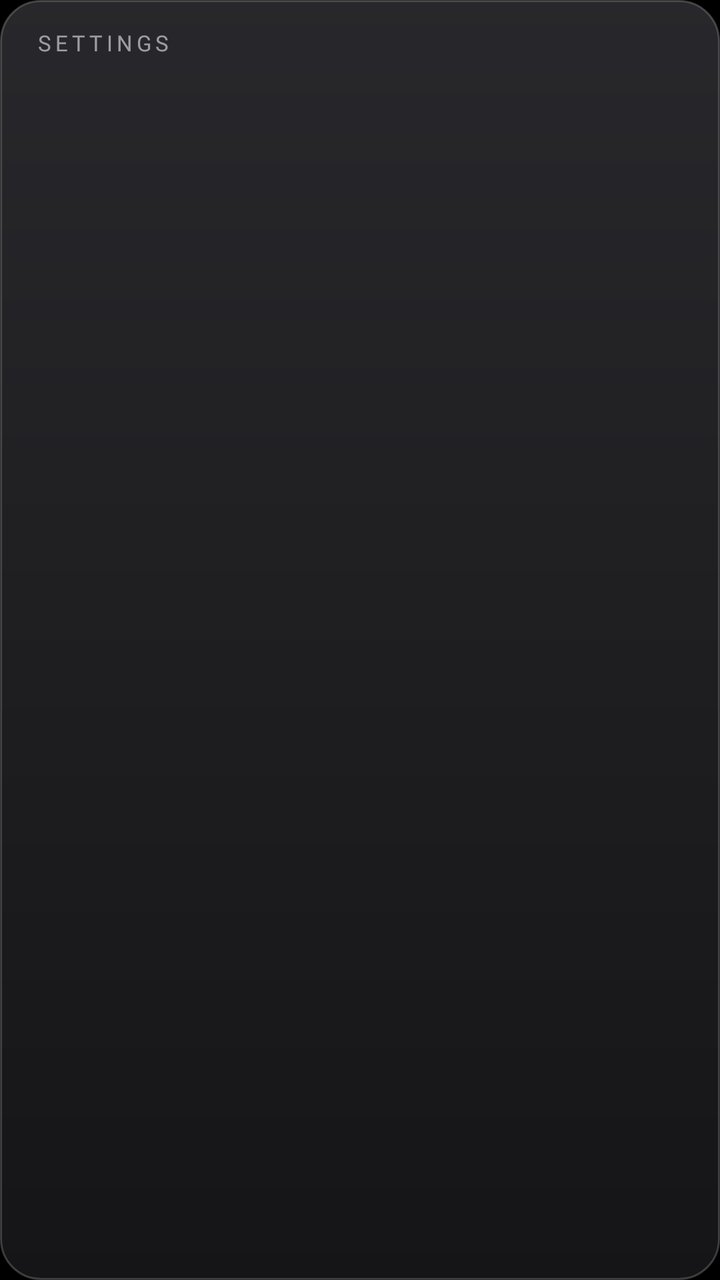
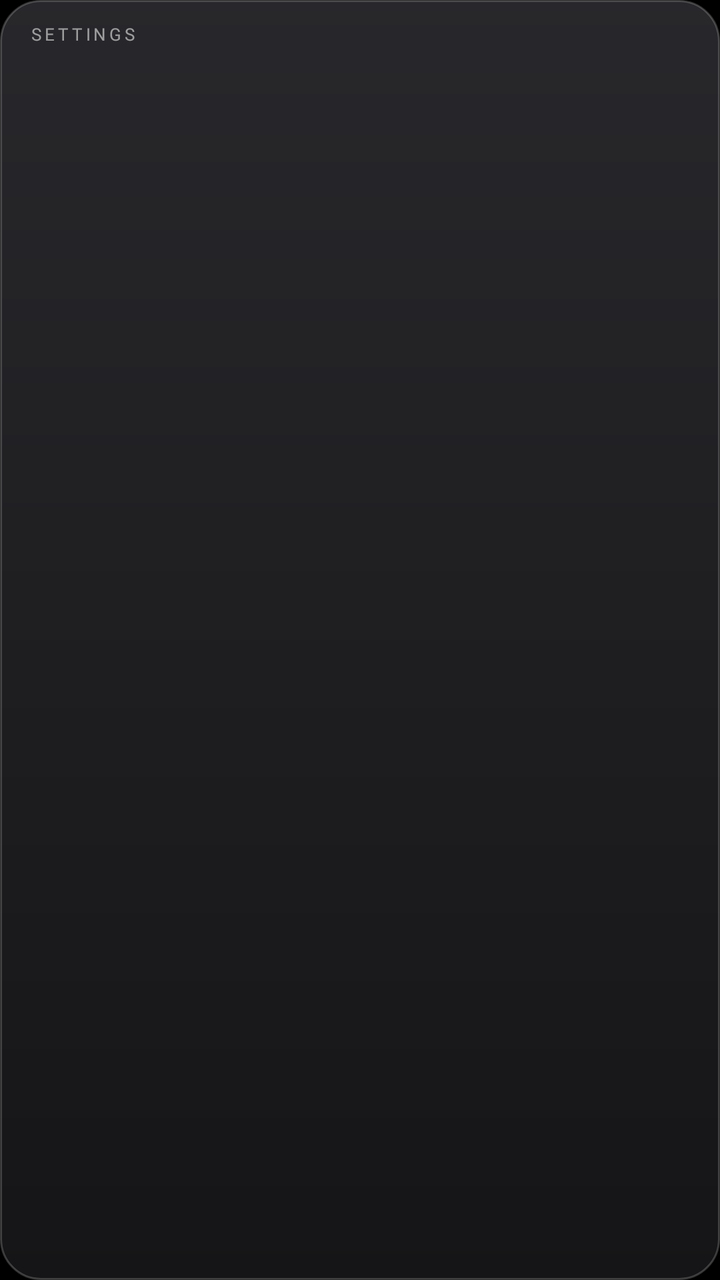

Before-and-after screenshots of an Android layout around one commit, followed by the original layout XML and the change that was made.
<!-- AndroidManifest.xml: application theme Theme.TvHome -->
<!-- res/layout/popup_settings.xml -->
<?xml version="1.0" encoding="utf-8"?>
<LinearLayout xmlns:android="http://schemas.android.com/apk/res/android"
    android:id="@+id/panel"
    android:layout_width="match_parent"
    android:layout_height="wrap_content"
    android:orientation="vertical"
    android:background="@drawable/glass_panel"
    android:padding="6dp"
    android:elevation="12dp">

    <TextView
        android:layout_width="match_parent"
        android:layout_height="wrap_content"
        android:paddingStart="12dp"
        android:paddingEnd="12dp"
        android:paddingTop="8dp"
        android:paddingBottom="6dp"
        android:text="@string/settings"
        android:textColor="#8CFFFFFF"
        android:textSize="11sp"
        android:fontFamily="@font/outfit"
        android:fontVariationSettings="'wght' 500"
        android:letterSpacing="0.18"
        android:textAllCaps="true" />

    <LinearLayout
        android:id="@+id/rows"
        android:layout_width="match_parent"
        android:layout_height="wrap_content"
        android:orientation="vertical" />
</LinearLayout>
<!-- resources referenced by this layout -->
<resources>
  <!-- drawable glass_panel (drawable) -->
  <?xml version="1.0" encoding="utf-8"?>
  <layer-list xmlns:android="http://schemas.android.com/apk/res/android">
      <item>
          <shape android:shape="rectangle">
              <gradient android:angle="270" android:startColor="#F22A2A2E" android:endColor="#F5161618" />
              <stroke android:width="1dp" android:color="#33FFFFFF" />
              <corners android:radius="20dp" />
          </shape>
      </item>
  </layer-list>
  <string name="settings">Settings</string>
  <style name="Theme.TvHome" parent="android:Theme.Material.NoActionBar.Fullscreen">
          <item name="android:windowBackground">@android:color/black</item>
          <item name="android:colorBackground">@android:color/black</item>
          <item name="android:windowAnimationStyle">@null</item>
      </style>
</resources>

<!-- the commit's change to res/layout/popup_settings.xml (unified diff, before → after) -->
@@ -5,27 +5,36 @@
     android:layout_height="wrap_content"
     android:orientation="vertical"
     android:background="@drawable/glass_panel"
-    android:padding="6dp"
+    android:padding="5dp"
     android:elevation="12dp">
 
     <TextView
         android:layout_width="match_parent"
         android:layout_height="wrap_content"
-        android:paddingStart="12dp"
+        android:paddingStart="10dp"
         android:paddingEnd="12dp"
-        android:paddingTop="8dp"
-        android:paddingBottom="6dp"
+        android:paddingTop="6dp"
+        android:paddingBottom="4dp"
         android:text="@string/settings"
         android:textColor="#8CFFFFFF"
-        android:textSize="11sp"
+        android:textSize="8.5sp"
         android:fontFamily="@font/outfit"
         android:fontVariationSettings="'wght' 500"
         android:letterSpacing="0.18"
         android:textAllCaps="true" />
 
-    <LinearLayout
-        android:id="@+id/rows"
+    
+    <ScrollView
+        android:id="@+id/scroll"
         android:layout_width="match_parent"
         android:layout_height="wrap_content"
-        android:orientation="vertical" />
+        android:scrollbars="none"
+        android:overScrollMode="never">
+
+        <LinearLayout
+            android:id="@+id/rows"
+            android:layout_width="match_parent"
+            android:layout_height="wrap_content"
+            android:orientation="vertical" />
+    </ScrollView>
 </LinearLayout>
